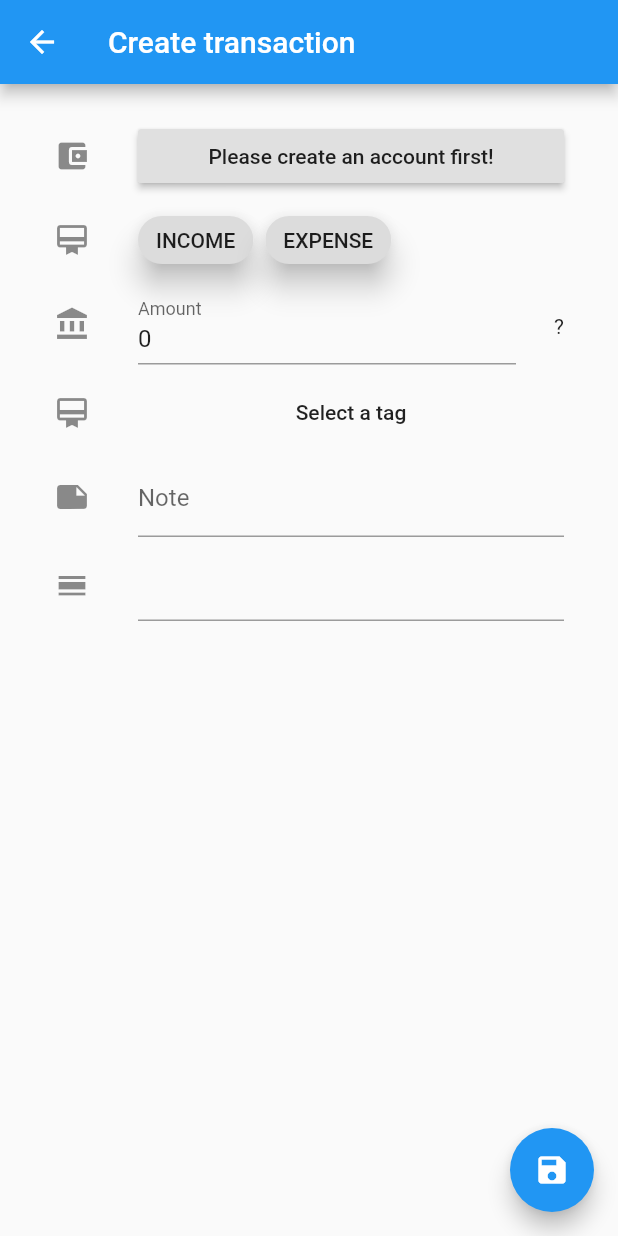
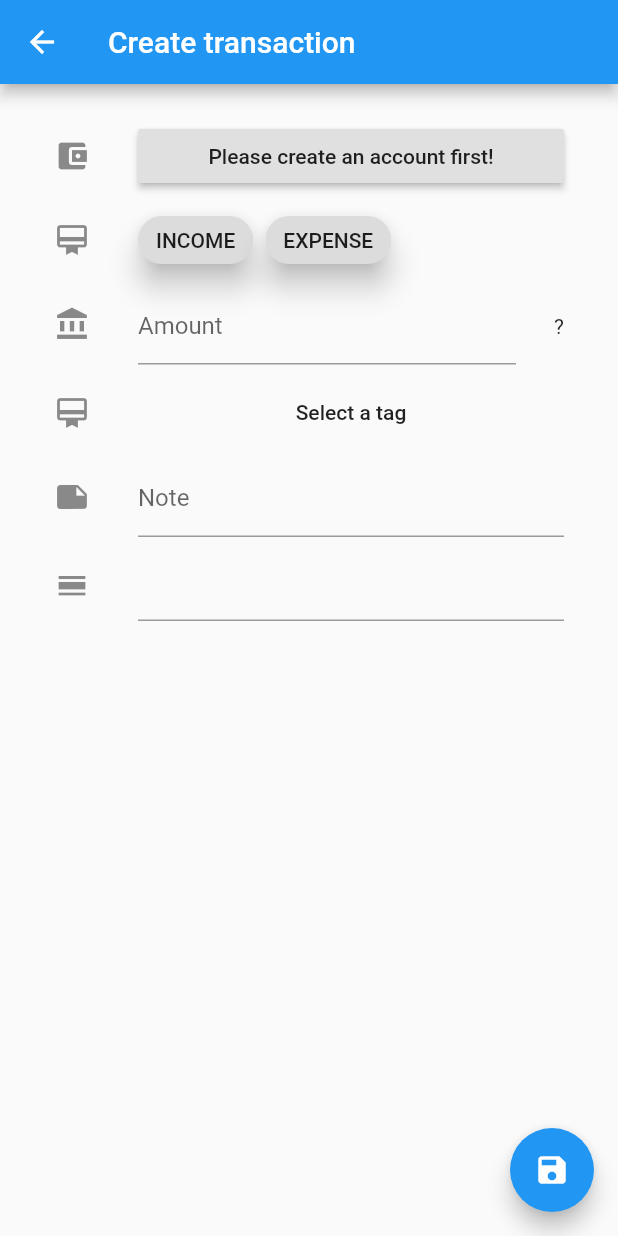
Before and after one commit to cassc/infwallet, a Flutter app: the TransactionEditPage screen opened directly with empty values, on a phone screen of 412 x 824 dp. Run offline on Flutter 3.47's test engine with Material 2 defaults, Android fonts, the phone set to English and light mode, and no system bars; drawn by our look-alikes of datetime_picker_formfield; our stand-ins replace file_picker, flutter_colorpicker, flutter_i18n, shared_preferences, sqflite; missing offline and left inert: devicelocale, flutter_echarts, flutter_file_dialog; accounts and stored records are empty.

Commit message:
hide initAmount if it's zero in edit tx page

```diff
--- a/lib/view/transaction_edit.dart
+++ b/lib/view/transaction_edit.dart
@@ -210,7 +210,7 @@ class TransactionEditState extends State<TransactionEditPage> {
   }
 
   Widget _amountField() {
-    String initAmount = (_tx.amount == 0) ? '0' : '${_tx.amount}';
+    String initAmount = (_tx.amount == 0) ? '' : '${_tx.amount}';
     return TextFormField(
       validator: (val) {
         try {
```
